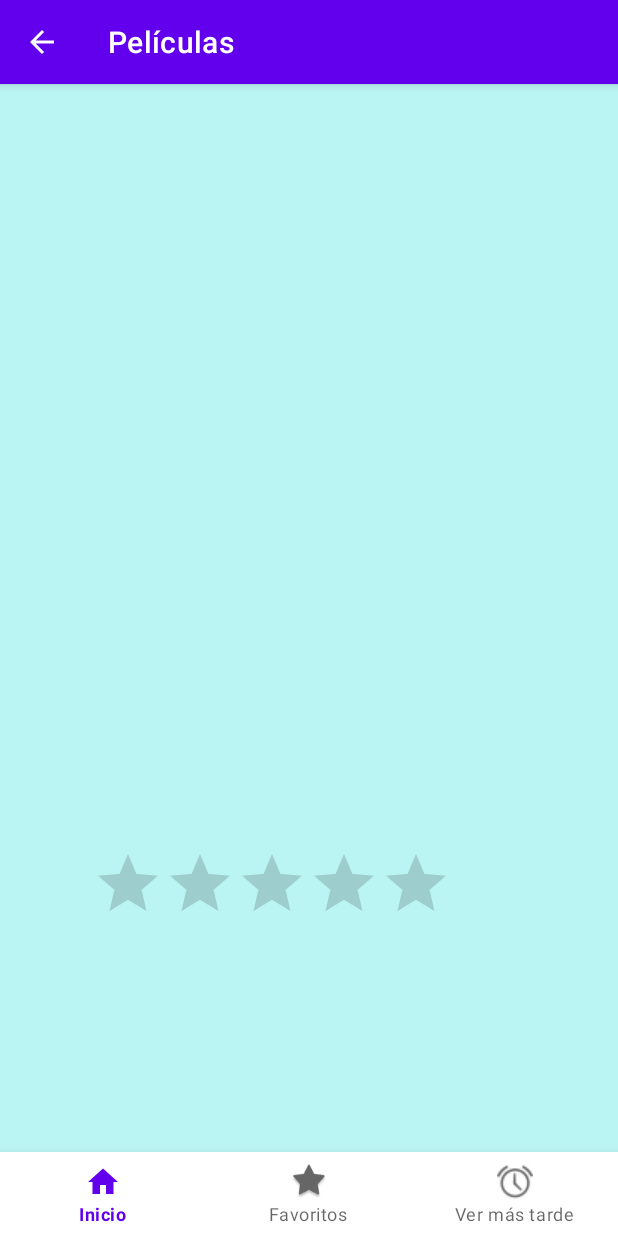
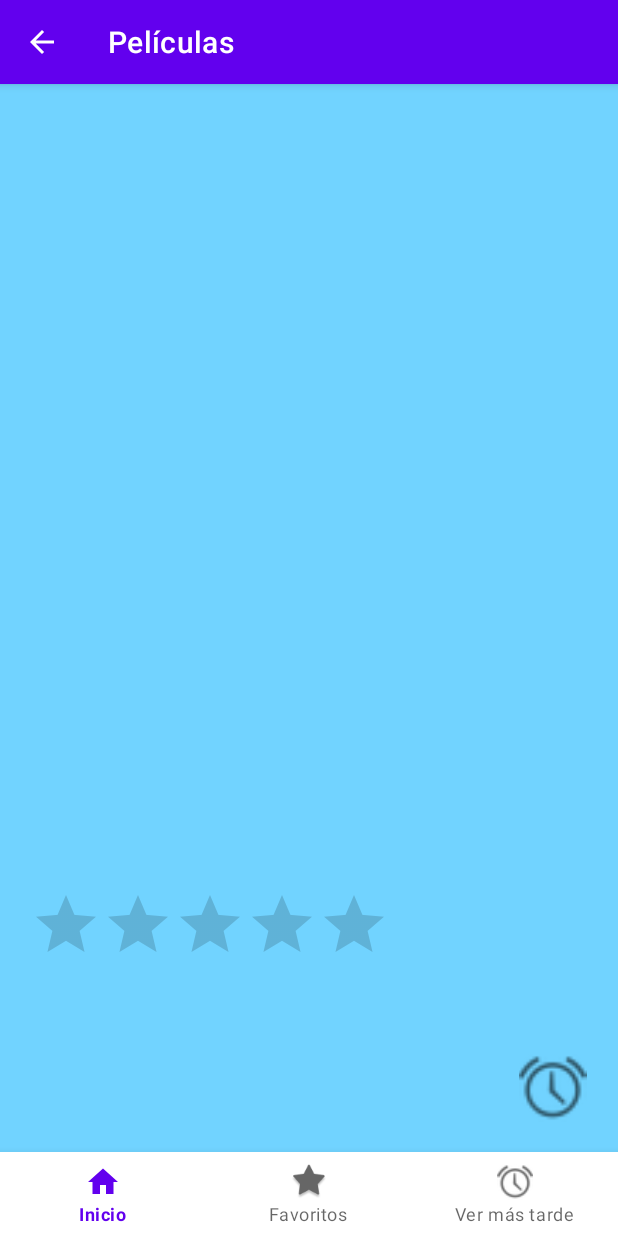
Before and after one commit to MireyaMartinezPerez/FilmOp, an Android app: the fragment PeliculaDetalleFragment placed in its activity, on a phone screen of 412 x 824 dp. Run offline under Robolectric (Android 15) with nearby library versions, the phone set to English and light mode, and no system bars; our stand-ins replace Firebase (no records; nobody signed in at launch, a user with empty details on screens opened directly), navigation-ui; 6 statements that could not run were skipped.

Commit message:
Cambios visuales

```diff
--- a/app/src/main/res/layout/activity_main.xml
+++ b/app/src/main/res/layout/activity_main.xml
@@ -4,7 +4,7 @@
     android:id="@+id/container"
     android:layout_width="match_parent"
     android:layout_height="match_parent"
-    >
+    android:background="#71D3FF">
 
     <com.google.android.material.bottomnavigation.BottomNavigationView
         android:id="@+id/nav_view"
--- a/app/src/main/res/layout/fragment_favoritos.xml
+++ b/app/src/main/res/layout/fragment_favoritos.xml
@@ -10,6 +10,7 @@
         android:id="@+id/rvPrincipal"
         android:layout_width="409dp"
         android:layout_height="0dp"
+        android:background="#71D3FF"
         app:layout_constraintBottom_toBottomOf="parent"
         app:layout_constraintEnd_toEndOf="parent"
         app:layout_constraintStart_toStartOf="parent"
--- a/app/src/main/res/layout/fragment_home.xml
+++ b/app/src/main/res/layout/fragment_home.xml
@@ -10,6 +10,7 @@
         android:id="@+id/rvPrincipal"
         android:layout_width="409dp"
         android:layout_height="0dp"
+        android:background="#71D3FF"
         app:layout_constraintBottom_toBottomOf="parent"
         app:layout_constraintEnd_toEndOf="parent"
         app:layout_constraintStart_toStartOf="parent"
--- a/app/src/main/res/layout/fragment_pelicula_detalle.xml
+++ b/app/src/main/res/layout/fragment_pelicula_detalle.xml
@@ -9,15 +9,16 @@
     <androidx.constraintlayout.widget.ConstraintLayout
         android:layout_width="match_parent"
         android:layout_height="match_parent"
-        android:background="#BAF4F3">
+        android:background="#71D3FF">
 
         <TextView
             android:id="@+id/tvTituloPelicula"
-            android:layout_width="wrap_content"
-            android:layout_height="wrap_content"
-            android:layout_marginTop="52dp"
+            android:layout_width="365dp"
+            android:layout_height="105dp"
+            android:layout_marginTop="25dp"
             android:fontFamily="sans-serif-smallcaps"
-            android:textSize="24sp"
+            android:textAlignment="center"
+            android:textSize="34sp"
             app:layout_constraintEnd_toEndOf="parent"
             app:layout_constraintStart_toStartOf="parent"
             app:layout_constraintTop_toTopOf="parent"
@@ -27,7 +28,7 @@
             android:id="@+id/ivPortadaPelicula"
             android:layout_width="288dp"
             android:layout_height="244dp"
-            android:layout_marginTop="36dp"
+            android:layout_marginTop="6dp"
             app:layout_constraintEnd_toEndOf="parent"
             app:layout_constraintHorizontal_bias="0.495"
             app:layout_constraintStart_toStartOf="parent"
@@ -38,8 +39,10 @@
             android:id="@+id/tvGeneroPelicula"
             android:layout_width="wrap_content"
             android:layout_height="wrap_content"
+            android:layout_marginStart="20dp"
             android:layout_marginTop="30dp"
-            app:layout_constraintStart_toStartOf="@+id/ivPortadaPelicula"
+            android:textSize="16sp"
+            app:layout_constraintStart_toStartOf="parent"
             app:layout_constraintTop_toBottomOf="@+id/ivPortadaPelicula"
             tools:text="@string/genero" />
 
@@ -48,6 +51,7 @@
             android:layout_width="wrap_content"
             android:layout_height="wrap_content"
             android:layout_marginTop="20dp"
+            android:textSize="16sp"
             app:layout_constraintStart_toStartOf="@+id/tvDuracionPelicula"
             app:layout_constraintTop_toBottomOf="@+id/tvDuracionPelicula"
             tools:text="@string/plataformas" />
@@ -57,6 +61,7 @@
             android:layout_width="wrap_content"
             android:layout_height="wrap_content"
             android:layout_marginTop="20dp"
+            android:textSize="16sp"
             app:layout_constraintStart_toStartOf="@+id/tvGeneroPelicula"
             app:layout_constraintTop_toBottomOf="@+id/tvGeneroPelicula"
             tools:text="@string/duracion" />
@@ -66,12 +71,22 @@
             android:layout_width="wrap_content"
             android:layout_height="0dp"
             android:layout_marginTop="20dp"
-            android:isIndicator="false"
+            android:isIndicator="true"
             android:numStars="5"
-            android:progressTint="#3F51B5"
+            android:progressTint="#00569C"
             android:visibility="visible"
             app:layout_constraintStart_toStartOf="@+id/tvPlataformas"
             app:layout_constraintTop_toBottomOf="@+id/tvPlataformas" />
 
+        <ImageView
+            android:id="@+id/imVerTarde"
+            android:layout_width="47dp"
+            android:layout_height="45dp"
+            android:layout_marginEnd="20dp"
+            android:layout_marginBottom="20dp"
+            android:src="@android:drawable/ic_lock_idle_alarm"
+            app:layout_constraintBottom_toBottomOf="parent"
+            app:layout_constraintEnd_toEndOf="parent" />
+
     </androidx.constraintlayout.widget.ConstraintLayout>
 </FrameLayout>
--- a/app/src/main/res/layout/fragment_ver_tarde.xml
+++ b/app/src/main/res/layout/fragment_ver_tarde.xml
@@ -10,6 +10,7 @@
         android:id="@+id/rvPrincipal"
         android:layout_width="409dp"
         android:layout_height="0dp"
+        android:background="#71D3FF"
         app:layout_constraintBottom_toBottomOf="parent"
         app:layout_constraintEnd_toEndOf="parent"
         app:layout_constraintStart_toStartOf="parent"
--- a/app/src/main/res/layout/item_pelicula_favoritos.xml
+++ b/app/src/main/res/layout/item_pelicula_favoritos.xml
@@ -13,7 +13,7 @@
         android:id="@+id/clItem"
         android:layout_width="match_parent"
         android:layout_height="150dp"
-        android:background="#66B2F1">
+        android:background="#A9E4FF">
 
         <ImageView
             android:id="@+id/ivPortada"
--- a/app/src/main/res/layout/item_pelicula_ver_tarde.xml
+++ b/app/src/main/res/layout/item_pelicula_ver_tarde.xml
@@ -13,7 +13,7 @@
         android:id="@+id/clItem"
         android:layout_width="match_parent"
         android:layout_height="150dp"
-        android:background="#12B1B0">
+        android:background="#A9E4FF">
 
         <ImageView
             android:id="@+id/ivPortada"
```
Also changed, not shown: app/src/main/res/layout/item_pelicula.xml (+18 -15 lines).
